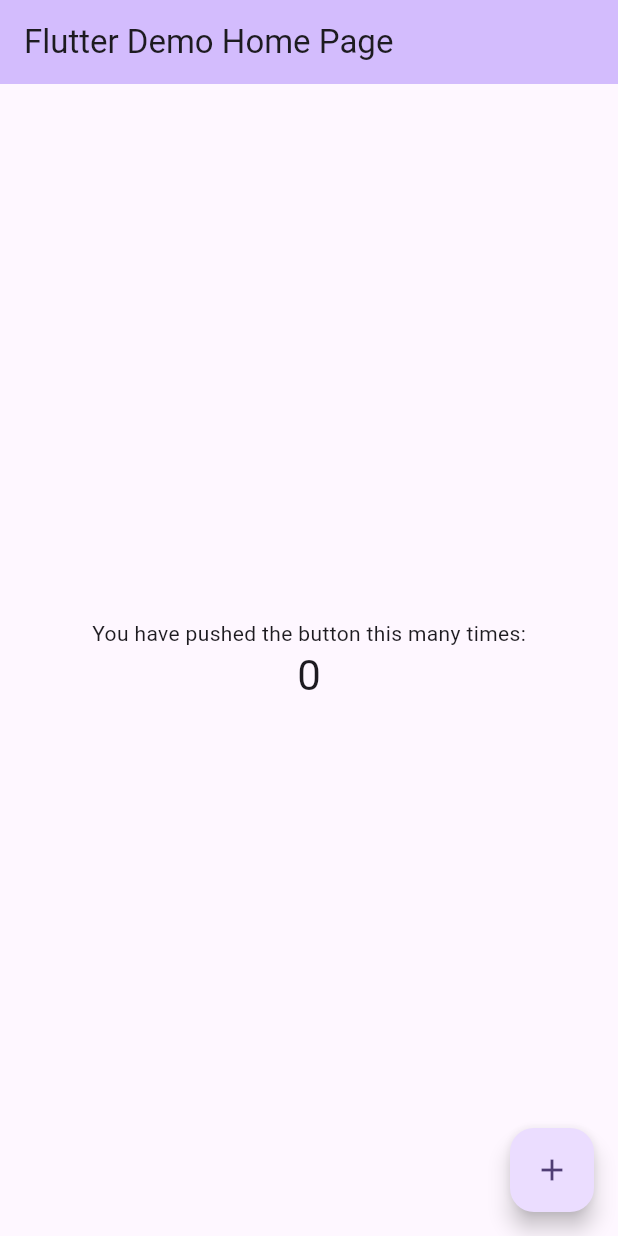
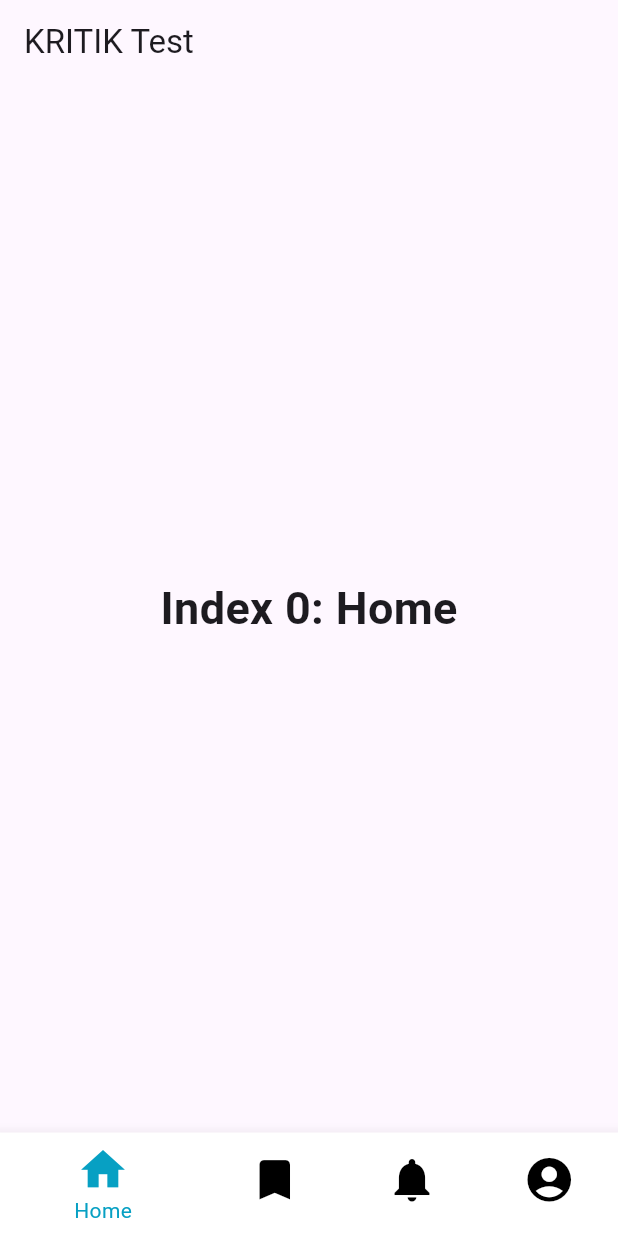
Before and after one commit to Krt-dev/KRITIK_v2023, a Flutter app: the screen it shows after launch, on a phone screen of 412 x 824 dp. Run offline on Flutter 3.47's test engine with Material 2 defaults, Android fonts, the phone set to English and light mode, and no system bars.

Commit message:
created main appbar

```diff
--- a/kritik_version_2023/lib/main.dart
+++ b/kritik_version_2023/lib/main.dart
@@ -7,27 +7,12 @@ void main() {
 class MyApp extends StatelessWidget {
   const MyApp({super.key});
 
-  // This widget is the root of your application.
+
   @override
   Widget build(BuildContext context) {
     return MaterialApp(
       title: 'Flutter Demo',
       theme: ThemeData(
-        // This is the theme of your application.
-        //
-        // TRY THIS: Try running your application with "flutter run". You'll see
-        // the application has a blue toolbar. Then, without quitting the app,
-        // try changing the seedColor in the colorScheme below to Colors.green
-        // and then invoke "hot reload" (save your changes or press the "hot
-        // reload" button in a Flutter-supported IDE, or press "r" if you used
-        // the command line to start the app).
-        //
-        // Notice that the counter didn't reset back to zero; the application
-        // state is not lost during the reload. To reset the state, use hot
-        // restart instead.
-        //
-        // This works for code too, not just values: Most code changes can be
-        // tested with just a hot reload.
         colorScheme: ColorScheme.fromSeed(seedColor: Colors.deepPurple),
         useMaterial3: true,
       ),
@@ -39,15 +24,6 @@ class MyApp extends StatelessWidget {
 class MyHomePage extends StatefulWidget {
   const MyHomePage({super.key, required this.title});
 
-  // This widget is the home page of your application. It is stateful, meaning
-  // that it has a State object (defined below) that contains fields that affect
-  // how it looks.
-
-  // This class is the configuration for the state. It holds the values (in this
-  // case the title) provided by the parent (in this case the App widget) and
-  // used by the build method of the State. Fields in a Widget subclass are
-  // always marked "final".
-
   final String title;
 
   @override
@@ -55,71 +31,69 @@ class MyHomePage extends StatefulWidget {
 }
 
 class _MyHomePageState extends State<MyHomePage> {
-  int _counter = 0;
+  int _selectedIndex = 0;
+  static const TextStyle optionStyle =
+      TextStyle(fontSize: 30, fontWeight: FontWeight.bold);
+  static const List<Widget> _widgetOptions = <Widget>[
+    Text(
+      'Index 0: Home',
+      style: optionStyle,
+    ),
+    Text(
+      'Index 1: Saved',
+      style: optionStyle,
+    ),
+    Text(
+      'Index 2: Notification',
+      style: optionStyle,
+    ),
+    Text(
+      'Index 3: Profile',
+      style: optionStyle,
+    ),
+  ];
 
-  void _incrementCounter() {
+  void _onItemTapped(int index) {
     setState(() {
-      // This call to setState tells the Flutter framework that something has
-      // changed in this State, which causes it to rerun the build method below
-      // so that the display can reflect the updated values. If we changed
-      // _counter without calling setState(), then the build method would not be
-      // called again, and so nothing would appear to happen.
-      _counter++;
+      _selectedIndex = index;
     });
   }
 
   @override
   Widget build(BuildContext context) {
-    // This method is rerun every time setState is called, for instance as done
-    // by the _incrementCounter method above.
-    //
-    // The Flutter framework has been optimized to make rerunning build methods
-    // fast, so that you can just rebuild anything that needs updating rather
-    // than having to individually change instances of widgets.
     return Scaffold(
       appBar: AppBar(
-        // TRY THIS: Try changing the color here to a specific color (to
-        // Colors.amber, perhaps?) and trigger a hot reload to see the AppBar
-        // change color while the other colors stay the same.
-        backgroundColor: Theme.of(context).colorScheme.inversePrimary,
-        // Here we take the value from the MyHomePage object that was created by
-        // the App.build method, and use it to set our appbar title.
-        title: Text(widget.title),
+        title: const Text('KRITIK Test'),
       ),
       body: Center(
-        // Center is a layout widget. It takes a single child and positions it
-        // in the middle of the parent.
-        child: Column(
-          // Column is also a layout widget. It takes a list of children and
-          // arranges them vertically. By default, it sizes itself to fit its
-          // children horizontally, and tries to be as tall as its parent.
-          //
-          // Column has various properties to control how it sizes itself and
-          // how it positions its children. Here we use mainAxisAlignment to
-          // center the children vertically; the main axis here is the vertical
-          // axis because Columns are vertical (the cross axis would be
-          // horizontal).
-          //
-          // TRY THIS: Invoke "debug painting" (choose the "Toggle Debug Paint"
-          // action in the IDE, or press "p" in the console), to see the
-          // wireframe for each widget.
-          mainAxisAlignment: MainAxisAlignment.center,
-          children: <Widget>[
-            const Text(
-              'You have pushed the button this many times:',
-            ),
-            Text(
-              '$_counter',
-              style: Theme.of(context).textTheme.headlineMedium,
-            ),
-          ],
-        ),
+        child: _widgetOptions.elementAt(_selectedIndex),
       ),
-      floatingActionButton: FloatingActionButton(
-        onPressed: _incrementCounter,
-        tooltip: 'Increment',
-        child: const Icon(Icons.add),
-      ), // This trailing comma makes auto-formatting nicer for build methods.
+      bottomNavigationBar: BottomNavigationBar(
+        items: const <BottomNavigationBarItem>[
+          BottomNavigationBarItem(
+            icon: Icon(Icons.home),
+            label: 'Home',
+            backgroundColor: Colors.white,
+          ),
+          BottomNavigationBarItem(
+            icon: Icon(Icons.turned_in),
+            label: 'Saved',
+          ),
+          BottomNavigationBarItem(
+            icon: Icon(Icons.notifications),
+            label: 'Notifications',
+          ),
+          BottomNavigationBarItem(
+            icon: Icon(Icons.account_circle),
+            label: 'Profile',
+          ),
+        ],
+        currentIndex: _selectedIndex,
+        selectedItemColor: const Color(0xff07A0C3),
+        onTap: _onItemTapped,
+        unselectedItemColor: Colors.black,
+        iconSize: 35,
+      ),
     );
   }
 }
```
